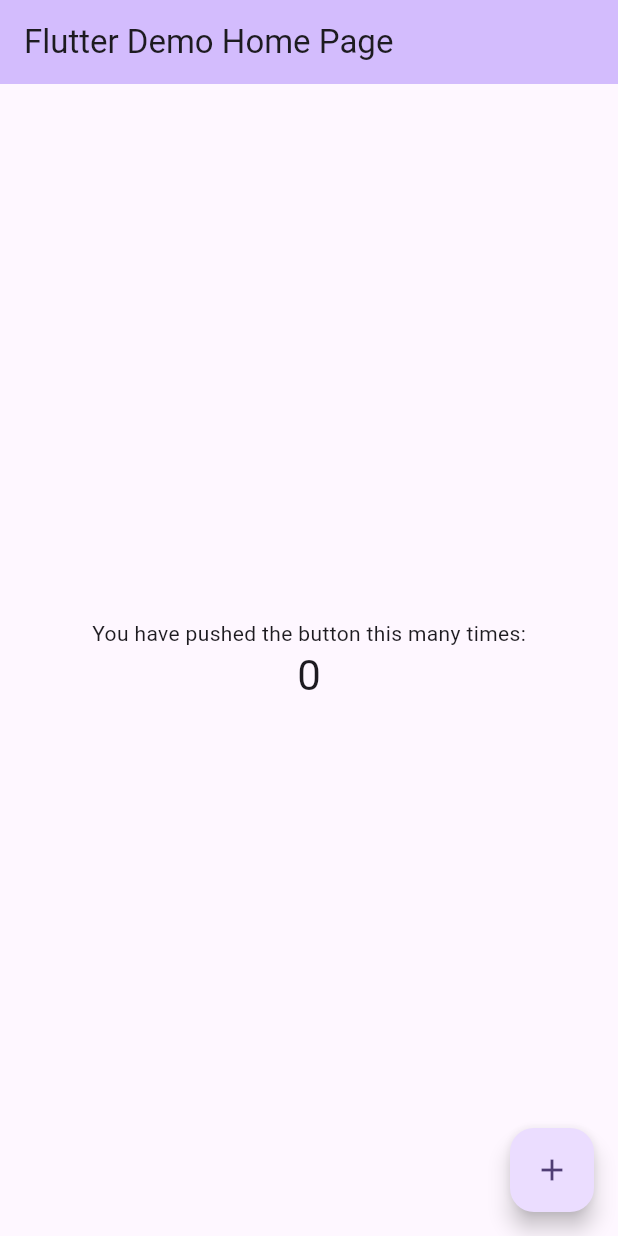
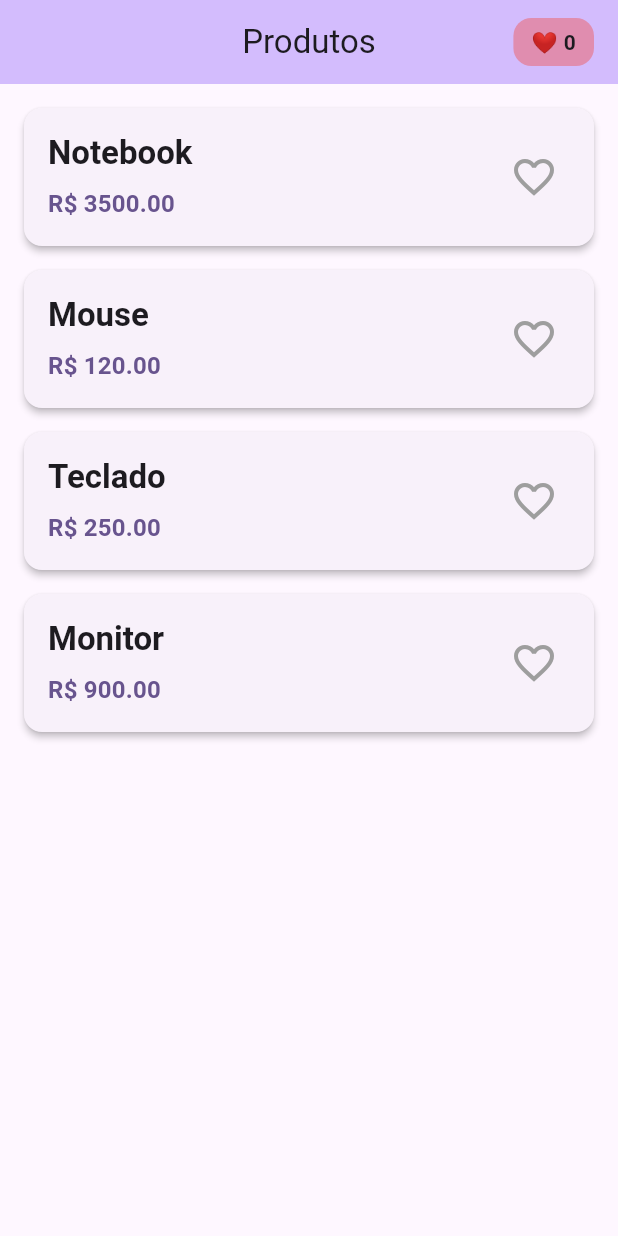
Before and after one commit to CamillyAAz/mobile_arquitetura_01, a Flutter app: the screen it shows after launch, on a phone screen of 412 x 824 dp. Run offline on Flutter 3.47's test engine with Material 3 defaults, Android fonts, the phone set to English and light mode, and no system bars.

Commit message:
Gerenciamento de Estado

```diff
--- /dev/null
+++ b/mobile_arquitetura_01/product_app/lib/data/repositories/simple_product_repository.dart
@@ -0,0 +1,11 @@
+import 'package:product_app/domain/entities/product.dart';
+import 'package:product_app/domain/repositories/product_repository.dart';
+
+class SimpleProductRepository implements ProductRepository {
+  @override
+  Future<List<Product>> getProducts() async {
+    // Simulando uma chamada assíncrona
+    await Future.delayed(const Duration(milliseconds: 500));
+    return [];
+  }
+}
--- a/mobile_arquitetura_01/product_app/lib/domain/entities/product.dart
+++ b/mobile_arquitetura_01/product_app/lib/domain/entities/product.dart
@@ -3,11 +3,30 @@ class Product {
   final String title;
   final double price;
   final String image;
+  bool favorite;
 
-  const Product({
+  Product({
     required this.id,
     required this.title,
     required this.price,
     required this.image,
+    this.favorite = false,
   });
+
+  // Criar uma cópia do produto com campos atualizados
+  Product copyWith({
+    int? id,
+    String? title,
+    double? price,
+    String? image,
+    bool? favorite,
+  }) {
+    return Product(
+      id: id ?? this.id,
+      title: title ?? this.title,
+      price: price ?? this.price,
+      image: image ?? this.image,
+      favorite: favorite ?? this.favorite,
+    );
+  }
 }
--- a/mobile_arquitetura_01/product_app/lib/main.dart
+++ b/mobile_arquitetura_01/product_app/lib/main.dart
@@ -1,4 +1,5 @@
 import 'package:flutter/material.dart';
+import 'package:product_app/presentation/pages/product_list_page.dart';
 
 void main() {
   runApp(const MyApp());
@@ -7,116 +8,15 @@ void main() {
 class MyApp extends StatelessWidget {
   const MyApp({super.key});
 
-  // This widget is the root of your application.
   @override
   Widget build(BuildContext context) {
     return MaterialApp(
-      title: 'Flutter Demo',
+      title: 'Sistema de Favoritos',
       theme: ThemeData(
-        // This is the theme of your application.
-        //
-        // TRY THIS: Try running your application with "flutter run". You'll see
-        // the application has a purple toolbar. Then, without quitting the app,
-        // try changing the seedColor in the colorScheme below to Colors.green
-        // and then invoke "hot reload" (save your changes or press the "hot
-        // reload" button in a Flutter-supported IDE, or press "r" if you used
-        // the command line to start the app).
-        //
-        // Notice that the counter didn't reset back to zero; the application
-        // state is not lost during the reload. To reset the state, use hot
-        // restart instead.
-        //
-        // This works for code too, not just values: Most code changes can be
-        // tested with just a hot reload.
-        colorScheme: .fromSeed(seedColor: Colors.deepPurple),
+        colorScheme: ColorScheme.fromSeed(seedColor: Colors.deepPurple),
+        useMaterial3: true,
       ),
-      home: const MyHomePage(title: 'Flutter Demo Home Page'),
+      home: const ProductListPage(),
     );
   }
 }
-
-class MyHomePage extends StatefulWidget {
-  const MyHomePage({super.key, required this.title});
-
-  // This widget is the home page of your application. It is stateful, meaning
-  // that it has a State object (defined below) that contains fields that affect
-  // how it looks.
-
-  // This class is the configuration for the state. It holds the values (in this
-  // case the title) provided by the parent (in this case the App widget) and
-  // used by the build method of the State. Fields in a Widget subclass are
-  // always marked "final".
-
-  final String title;
-
-  @override
-  State<MyHomePage> createState() => _MyHomePageState();
-}
-
-class _MyHomePageState extends State<MyHomePage> {
-  int _counter = 0;
-
-  void _incrementCounter() {
-    setState(() {
-      // This call to setState tells the Flutter framework that something has
-      // changed in this State, which causes it to rerun the build method below
-      // so that the display can reflect the updated values. If we changed
-      // _counter without calling setState(), then the build method would not be
-      // called again, and so nothing would appear to happen.
-      _counter++;
-    });
-  }
-
-  @override
-  Widget build(BuildContext context) {
-    // This method is rerun every time setState is called, for instance as done
-    // by the _incrementCounter method above.
-    //
-    // The Flutter framework has been optimized to make rerunning build methods
-    // fast, so that you can just rebuild anything that needs updating rather
-    // than having to individually change instances of widgets.
-    return Scaffold(
-      appBar: AppBar(
-        // TRY THIS: Try changing the color here to a specific color (to
-        // Colors.amber, perhaps?) and trigger a hot reload to see the AppBar
-        // change color while the other colors stay the same.
-        backgroundColor: Theme.of(context).colorScheme.inversePrimary,
-        // Here we take the value from the MyHomePage object that was created by
-        // the App.build method, and use it to set our appbar title.
-        title: Text(widget.title),
-      ),
-      body: Center(
-        // Center is a layout widget. It takes a single child and positions it
-        // in the middle of the parent.
-        child: Column(
-          // Column is also a layout widget. It takes a list of children and
-          // arranges them vertically. By default, it sizes itself to fit its
-          // children horizontally, and tries to be as tall as its parent.
-          //
-          // Column has various properties to control how it sizes itself and
-          // how it positions its children. Here we use mainAxisAlignment to
-          // center the children vertically; the main axis here is the vertical
-          // axis because Columns are vertical (the cross axis would be
-          // horizontal).
-          //
-          // TRY THIS: Invoke "debug painting" (choose the "Toggle Debug Paint"
-          // action in the IDE, or press "p" in the console), to see the
-          // wireframe for each widget.
-          mainAxisAlignment: .center,
-          children: [
-            const Text('You have pushed the button this many times:'),
-            Text(
-              '$_counter',
-              style: Theme.of(context).textTheme.headlineMedium,
-            ),
-          ],
-        ),
-      ),
-      floatingActionButton: FloatingActionButton(
-        onPressed: _incrementCounter,
-        tooltip: 'Increment',
-        child: const Icon(Icons.add),
-      ),
-    );
-  }
-}
--- /dev/null
+++ b/mobile_arquitetura_01/product_app/lib/presentation/pages/product_list_page.dart
@@ -0,0 +1,163 @@
+import 'package:flutter/material.dart';
+import 'package:product_app/presentation/viewmodels/product_viewmodel.dart';
+import 'package:product_app/presentation/viewmodels/product_state.dart';
+import 'package:product_app/domain/entities/product.dart';
+import 'package:product_app/data/repositories/simple_product_repository.dart';
+
+class ProductListPage extends StatefulWidget {
+  const ProductListPage({super.key});
+
+  @override
+  State<ProductListPage> createState() => _ProductListPageState();
+}
+
+class _ProductListPageState extends State<ProductListPage> {
+  late ProductViewModel _viewModel;
+
+  @override
+  void initState() {
+    super.initState();
+    // Inicializar o ViewModel
+    _viewModel = ProductViewModel(SimpleProductRepository());
+    // Carregar os produtos iniciais
+    _viewModel.loadInitialProducts();
+  }
+
+  @override
+  Widget build(BuildContext context) {
+    return Scaffold(
+      appBar: AppBar(
+        title: const Text('Produtos'),
+        elevation: 0,
+        backgroundColor: Theme.of(context).colorScheme.inversePrimary,
+        centerTitle: true,
+        actions: [
+          // Contador de favoritos
+          ValueListenableBuilder<ProductState>(
+            valueListenable: _viewModel.state,
+            builder: (context, state, _) {
+              return Padding(
+                padding: const EdgeInsets.only(right: 16.0),
+                child: Center(
+                  child: Container(
+                    padding: const EdgeInsets.symmetric(horizontal: 12, vertical: 6),
+                    decoration: BoxDecoration(
+                      color: Colors.red.withAlpha(100),
+                      borderRadius: BorderRadius.circular(12),
+                    ),
+                    child: Text(
+                      '❤️ ${state.favoriteCount}',
+                      style: const TextStyle(
+                        fontSize: 14,
+                        fontWeight: FontWeight.bold,
+                      ),
+                    ),
+                  ),
+                ),
+              );
+            },
+          ),
+        ],
+      ),
+      body: ValueListenableBuilder<ProductState>(
+        valueListenable: _viewModel.state,
+        builder: (context, state, _) {
+          if (state.isLoading) {
+            return const Center(
+              child: CircularProgressIndicator(),
+            );
+          }
+
+          if (state.error != null) {
+            return Center(
+              child: Text(
+                'Erro: ${state.error}',
+                style: const TextStyle(color: Colors.red),
+              ),
+            );
+          }
+
+          if (state.products.isEmpty) {
+            return const Center(
+              child: Text('Nenhum produto disponível'),
+            );
+          }
+
+          return ListView.builder(
+            padding: const EdgeInsets.all(8.0),
+            itemCount: state.products.length,
+            itemBuilder: (context, index) {
+              final product = state.products[index];
+              return ProductCard(
+                product: product,
+                onFavoritePressed: () {
+                  _viewModel.toggleFavorite(product.id);
+                },
+              );
+            },
+          );
+        },
+      ),
+    );
+  }
+}
+
+// Widget para exibir cada produto
+class ProductCard extends StatelessWidget {
+  final Product product;
+  final VoidCallback onFavoritePressed;
+
+  const ProductCard({
+    super.key,
+    required this.product,
+    required this.onFavoritePressed,
+  });
+
+  @override
+  Widget build(BuildContext context) {
+    return Card(
+      margin: const EdgeInsets.symmetric(horizontal: 8, vertical: 8),
+      elevation: 2,
+      child: Padding(
+        padding: const EdgeInsets.all(16.0),
+        child: Row(
+          mainAxisAlignment: MainAxisAlignment.spaceBetween,
+          children: [
+            // Informações do produto
+            Expanded(
+              child: Column(
+                crossAxisAlignment: CrossAxisAlignment.start,
+                children: [
+                  Text(
+                    product.title,
+                    style: Theme.of(context).textTheme.titleLarge?.copyWith(
+                          fontWeight: FontWeight.bold,
+                        ),
+                  ),
+                  const SizedBox(height: 8),
+                  Text(
+                    'R\$ ${product.price.toStringAsFixed(2)}',
+                    style: Theme.of(context).textTheme.titleMedium?.copyWith(
+                          color: Theme.of(context).colorScheme.primary,
+                          fontWeight: FontWeight.w600,
+                        ),
+                  ),
+                ],
+              ),
+            ),
+            // Botão de favorito
+            IconButton(
+              onPressed: onFavoritePressed,
+              icon: Icon(
+                product.favorite ? Icons.favorite : Icons.favorite_border,
+                color: product.favorite ? Colors.red : Colors.grey,
+                size: 32,
+              ),
+              tooltip: product.favorite ? 'Remover de favoritos' : 'Adicionar aos favoritos',
+            ),
+          ],
+        ),
+      ),
+    );
+  }
+}
--- a/mobile_arquitetura_01/product_app/lib/presentation/viewmodels/product_state.dart
+++ b/mobile_arquitetura_01/product_app/lib/presentation/viewmodels/product_state.dart
@@ -11,6 +11,12 @@ class ProductState {
     this.error,
   });
 
+  // Obter quantidade de favoritos
+  int get favoriteCount => products.where((p) => p.favorite).length;
+
+  // Obter lista de produtos favoritos
+  List<Product> get favorites => products.where((p) => p.favorite).toList();
+
   ProductState copyWith({
     bool? isLoading,
     List<Product>? products,
--- a/mobile_arquitetura_01/product_app/lib/presentation/viewmodels/product_viewmodel.dart
+++ b/mobile_arquitetura_01/product_app/lib/presentation/viewmodels/product_viewmodel.dart
@@ -1,5 +1,6 @@
 import 'dart:async';
 import 'package:flutter/material.dart';
+import '../../domain/entities/product.dart';
 import '../../domain/repositories/product_repository.dart';
 import 'product_state.dart';
 
@@ -18,4 +19,70 @@ class ProductViewModel {
       state.value = state.value.copyWith(isLoading: false, error: e.toString());
     }
   }
+
+  // Carregar produtos iniciais com dados mock
+  void loadInitialProducts() {
+    final initialProducts = [
+      Product(
+        id: 1,
+        title: 'Notebook',
+        price: 3500,
+        image: 'assets/notebook.png',
+      ),
+      Product(
+        id: 2,
+        title: 'Mouse',
+        price: 120,
+        image: 'assets/mouse.png',
+      ),
+      Product(
+        id: 3,
+        title: 'Teclado',
+        price: 250,
+        image: 'assets/keyboard.png',
+      ),
+      Product(
+        id: 4,
+        title: 'Monitor',
+        price: 900,
+        image: 'assets/monitor.png',
+      ),
+    ];
+    state.value = state.value.copyWith(products: initialProducts);
+  }
+
+  // Alternar favorito de um produto
+  void toggleFavorite(int productId) {
+    final updatedProducts = state.value.products.map((product) {
+      if (product.id == productId) {
+        return product.copyWith(favorite: !product.favorite);
+      }
+      return product;
+    }).toList();
+    state.value = state.value.copyWith(products: updatedProducts);
+  }
+
+  // Marcar produto como favorito
+  void setFavorite(int productId, bool isFavorite) {
+    final updatedProducts = state.value.products.map((product) {
+      if (product.id == productId) {
+        return product.copyWith(favorite: isFavorite);
+      }
+      return product;
+    }).toList();
+    state.value = state.value.copyWith(products: updatedProducts);
+  }
+
+  // Adicionar novo produto
+  void addProduct(Product product) {
+    final updatedProducts = [...state.value.products, product];
+    state.value = state.value.copyWith(products: updatedProducts);
+  }
+
+  // Remover produto
+  void removeProduct(int productId) {
+    final updatedProducts =
+        state.value.products.where((p) => p.id != productId).toList();
+    state.value = state.value.copyWith(products: updatedProducts);
+  }
 }
--- a/mobile_arquitetura_01/product_app/pubspec.yaml
+++ b/mobile_arquitetura_01/product_app/pubspec.yaml
@@ -34,6 +34,7 @@ dependencies:
   # The following adds the Cupertino Icons font to your application.
   # Use with the CupertinoIcons class for iOS style icons.
   cupertino_icons: ^1.0.8
+  provider: ^6.0.0
 
 dev_dependencies:
   flutter_test:
```
Also changed, not shown: mobile_arquitetura_01/product_app/pubspec.lock, 3 other files.
